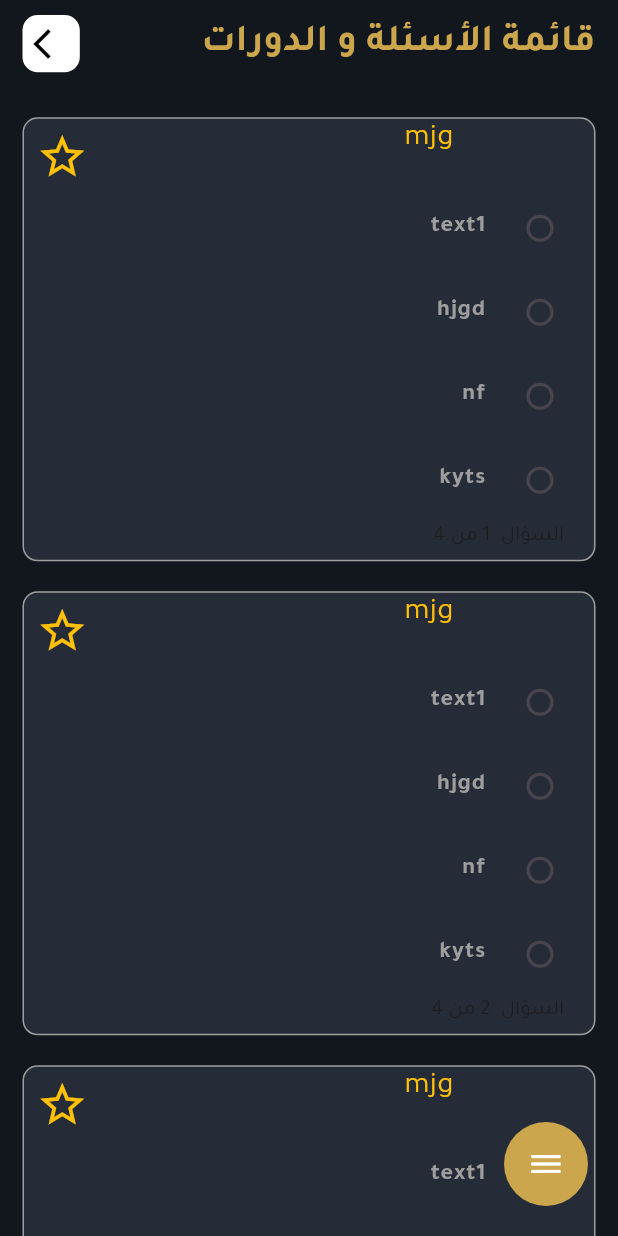
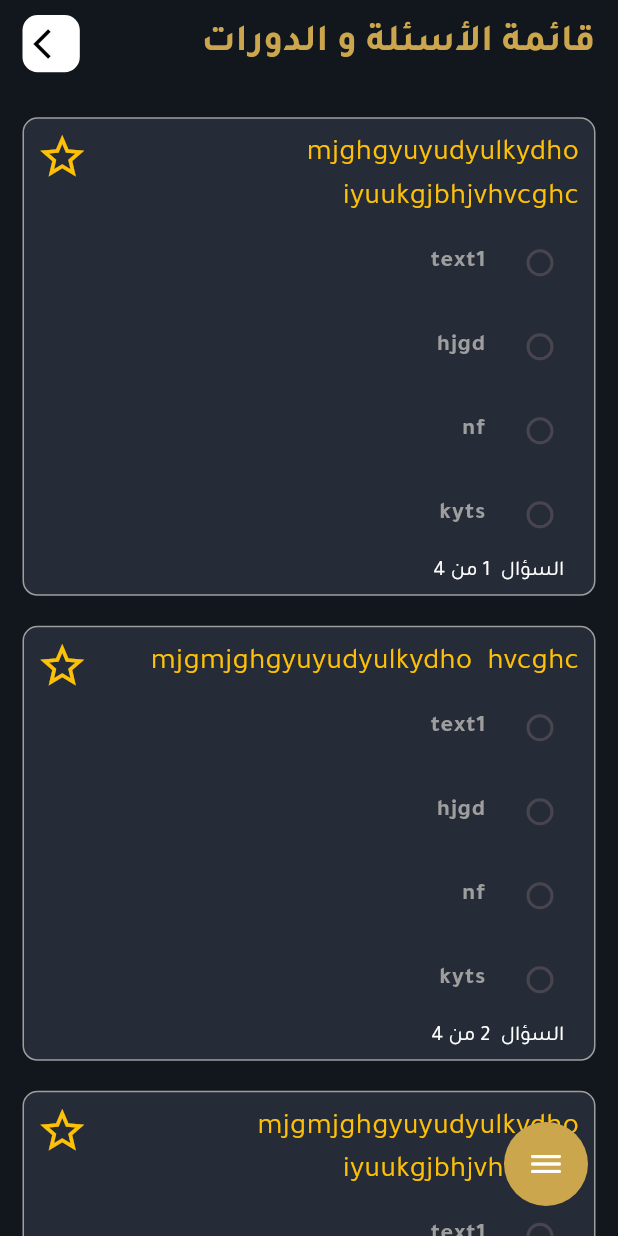
Before and after one commit to LinaHamdoun/un, a Flutter app: the Questions screen opened directly, on a phone screen of 412 x 824 dp. Run offline on Flutter 3.47's test engine with Material 3 defaults, Android fonts, the phone set to English and light mode, and no system bars; drawn by our look-alikes of reactive_forms; our stand-ins replace bloc, flutter_bloc, flutter_screenutil, flutter_svg, font_awesome_flutter and 1 more; missing offline and left inert: dart:ffi, mobile_scanner; accounts and stored records are empty.

Commit message:
commit change file

```diff
--- a/lib/Project/presentation/Component/card_question.dart
+++ b/lib/Project/presentation/Component/card_question.dart
@@ -7,7 +7,7 @@ import 'package:untitled/Project/presentation/Component/star.dart';
 class CardQuestion extends StatelessWidget {
   final int numberItem;
   final int index;
-  final RadioFormExample radioFormExample;
+  final RadioFormExample radioFormExample ;
   final bool click;
   final VoidCallback onStarToggle;
 
@@ -30,21 +30,23 @@ class CardQuestion extends StatelessWidget {
         color: Color(0xff262C37),
       ),
       child: Column(
+        mainAxisSize: MainAxisSize.min,
         crossAxisAlignment: CrossAxisAlignment.end,
 
         children: [
           Row(
             crossAxisAlignment: CrossAxisAlignment.start,
+            mainAxisAlignment: MainAxisAlignment.end,
 
             children: [
               Star(clickStar: click, onToggle: onStarToggle),
-              const Spacer(),
-              radioFormExample,
+             // const Spacer(flex: 1,),
+              Expanded(child: radioFormExample),
             ],
           ),
           Padding(
             padding: const EdgeInsets.only(right: 20, bottom: 5),
-            child: Text('السؤال  ${index + 1} من $numberItem'),
+            child: Text('السؤال  ${index + 1} من $numberItem', style: TextStyle(color: Colors.white),),
           ),
         ],
       ),
--- a/lib/Project/presentation/Component/list_question_com.dart
+++ b/lib/Project/presentation/Component/list_question_com.dart
@@ -7,7 +7,7 @@ List<QuestionModel> listQuestion = [
     txt2: 'hjgd',
     txt3: 'nf',
     txt4: 'kyts',
-    questionTxt: 'mjg',
+    questionTxt: 'mjghgyuyudyulkydho  iyuukgjbhjvhvcghc ',
     correctAnswer: 'kyts',
     labelQuestion: 'question',
   ),
@@ -16,7 +16,7 @@ List<QuestionModel> listQuestion = [
     txt2: 'hjgd',
     txt3: 'nf',
     txt4: 'kyts',
-    questionTxt: 'mjg',
+    questionTxt: 'mjgmjghgyuyudyulkydho  hvcghc',
     correctAnswer: 'hjgd',
     labelQuestion: 'questio',
   ),
@@ -26,7 +26,7 @@ List<QuestionModel> listQuestion = [
     txt2: 'hjgd',
     txt3: 'nf',
     txt4: 'kyts',
-    questionTxt: 'mjg',
+    questionTxt: 'mjgmjghgyuyudyulkydho  iyuukgjbhjvhvcghc',
     correctAnswer: 'hjgd',
     labelQuestion: 'questi',
   ),
--- a/lib/Project/presentation/Component/reactive_radio.dart
+++ b/lib/Project/presentation/Component/reactive_radio.dart
@@ -4,6 +4,7 @@ import 'package:reactive_forms/reactive_forms.dart';
 
 import '../../domain/models/question_model.dart';
 import '../Cubit/ui_cubit.dart';
+import 'list_question_com.dart';
 
 class RadioFormExample extends StatefulWidget {
   final QuestionModel questionModel;
@@ -33,13 +34,13 @@ class _RadioFormExampleState extends State<RadioFormExample> {
     super.initState();
     form = buildForm();
 
-    if (widget.showCorrectAnswers) {
+   /* if (widget.showCorrectAnswers) {
       Future.delayed(Duration.zero, () {
         form.control(widget.questionModel.labelQuestion).value =
             widget.questionModel.correctAnswer;
       });
       form.control(widget.questionModel.labelQuestion).markAsDisabled();
-    }
+    }*/
 
     WidgetsBinding.instance.addPostFrameCallback((_) {
       form.control(widget.questionModel.labelQuestion).valueChanges.listen((
@@ -57,7 +58,8 @@ class _RadioFormExampleState extends State<RadioFormExample> {
   }
 
   FormGroup buildForm() => FormGroup({
-    widget.questionModel.labelQuestion: FormControl<String>(value: null),
+  for (var q in listQuestion)
+  q.labelQuestion: FormControl<String>(),
   });
 
   @override
@@ -89,6 +91,7 @@ class _RadioFormExampleState extends State<RadioFormExample> {
           WidgetsBinding.instance.addPostFrameCallback((_) {
             control.value = widget.questionModel.correctAnswer;
             control.updateValueAndValidity();
+
           });
         }
       },
@@ -96,19 +99,29 @@ class _RadioFormExampleState extends State<RadioFormExample> {
         formGroup: form,
         child: Directionality(
           textDirection: TextDirection.rtl,
+          child: Padding(
+            padding: const EdgeInsets.only(top: 10),
             child: Column(
               mainAxisSize: MainAxisSize.min,
+              crossAxisAlignment: CrossAxisAlignment.start,
               children: [
-              Text(
+                Flexible(
+                  child: Padding(
+                    padding: const EdgeInsets.only(right: 10),
+                    child: Text(
                       widget.questionModel.questionTxt,
-                style: const TextStyle(color: Colors.amber, fontSize: 20),
+                    softWrap: true,
+                      style: const TextStyle(color: Colors.amber, fontSize: 20, )
                     ),
-              const SizedBox(height: 16),
+                  ),
+                ),
+                // SizedBox(height: 7),
                 _buildRadioOption(widget.questionModel.txt1),
                 _buildRadioOption(widget.questionModel.txt2),
                 _buildRadioOption(widget.questionModel.txt3),
                 _buildRadioOption(widget.questionModel.txt4),
               ],
+            ),
           ),
         ),
       ),
@@ -128,15 +141,19 @@ class _RadioFormExampleState extends State<RadioFormExample> {
 
     return SizedBox(
       width: 220,
+      child: IgnorePointer(
+        ignoring: cubit.showCorrect ,
         child: ReactiveRadioListTile<String>(
           formControlName: widget.questionModel.labelQuestion,
           value: value,
           activeColor: activeColor,
+
           title: Text(
             value,
             style: TextStyle(color: textColor, fontWeight: FontWeight.bold),
           ),
         ),
+      ),
     );
   }
 }
--- a/lib/Project/presentation/Cubit/CubitTimer/timer_cubit.dart
+++ b/lib/Project/presentation/Cubit/CubitTimer/timer_cubit.dart
@@ -12,8 +12,6 @@ class TimerCubit extends Cubit<TimerState> {
   bool _isClosed = true;
 
   TimerCubit() : super(TimerInitial()) ;
-
-
 
 
   void startTimer() {
@@ -31,18 +29,19 @@ class TimerCubit extends Cubit<TimerState> {
     seconds = 0;
     startTimer();
   }
-
+//
   void closeTimer() {
     _timer?.cancel();
     seconds = 0;
     _isClosed = true;
     emit(TimerRunning(seconds, _isClosed));
   }
+  //
 
   void showTimer() {
     _timer?.cancel();
     seconds = 0;
-    _isClosed = false;
+    _isClosed = !_isClosed;
     emit(TimerRunning(seconds, _isClosed));
   }
 
--- a/lib/Project/presentation/Cubit/ui_cubit.dart
+++ b/lib/Project/presentation/Cubit/ui_cubit.dart
@@ -113,7 +113,7 @@ class UiCubit extends Cubit<UiState> {
   }
 
   void funCorrectAnswerUser() {
-    correctAnswerUser = !correctAnswerUser;
+    correctAnswerUser = true;
     emit(UiCorrectAnswerUser(correctAnswerUser));
   }
 
--- a/lib/Project/presentation/Screens/content_list_question.dart
+++ b/lib/Project/presentation/Screens/content_list_question.dart
@@ -21,9 +21,15 @@ class ContentListQuestion extends StatelessWidget {
 
   @override
   Widget build(BuildContext context) {
+    final cubit = context.read<UiCubit>();
     return BlocBuilder<UiCubit, UiState>(
       builder: (context, state) {
-        final favorites = state is FavoriteState ? state.favorites : <int>[];
+        List favorites = cubit.favorites;
+        if ( state is FavoriteState)  {
+
+          favorites = state.favorites ;
+        }
+
 
         return ListView.builder(
           itemCount: listQuestion.length,
--- a/lib/Project/presentation/Screens/content_personal.dart
+++ b/lib/Project/presentation/Screens/content_personal.dart
@@ -1,5 +1,6 @@
 import 'package:flutter/material.dart';
 import 'package:font_awesome_flutter/font_awesome_flutter.dart';
+import 'package:untitled/Project/domain/models/question_model.dart';
 
 import '../Component/container_myown.dart';
 import '../Component/text_top.dart';
@@ -34,12 +35,8 @@ class ContentPersonal extends StatelessWidget {
                 TextAndIcon(
                   txt: 'مكتبتي',
                   icon: Icons.library_books_rounded,
-                  onTap: () {
-                    Navigator.push(
-                      context,
-                      MaterialPageRoute(builder: (context) => MyLibrary()),
-                    );
-                  },
+                  onTap: () => context.pushPage(MyLibrary()),
+
                 ),
                 TextAndIcon(
                   txt: 'تسجيل خروج',
```
Lines whose indentation alone changed are shown as unchanged.
